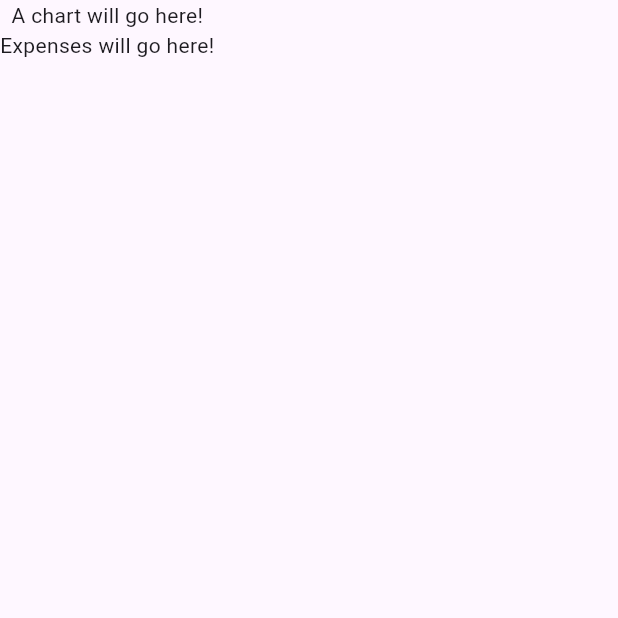
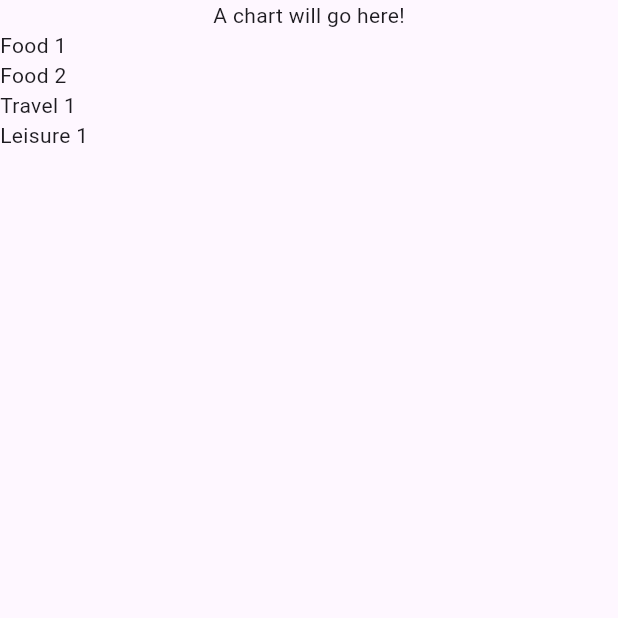
Before and after one commit to curtis-clement/flutter_expense_tracker, a Flutter app: the screen it shows after launch, on a phone screen of 412 x 824 dp, the top half of it. Run offline on Flutter 3.47's test engine with Material 3 defaults, Android fonts, the phone set to English and light mode, and no system bars.

Commit message:
add expenses list component and dummy data and render on page

```diff
--- a/lib/expenses.dart
+++ b/lib/expenses.dart
@@ -1,7 +1,9 @@
 import 'package:flutter/material.dart';
+import 'package:expense_tracker_app/expenses_list.dart';
+import 'package:expense_tracker_app/models/expense.model.dart';
 
 class Expenses extends StatefulWidget {
-  const Expenses({super.key});
+  const Expenses({ super.key });
 
   @override
   State<Expenses> createState() {
@@ -10,13 +12,22 @@ class Expenses extends StatefulWidget {
 }
 
 class _ExpensesState extends State<Expenses> {
+  final List<Expense> _expenses = [
+    Expense(title: 'Food 1', amount: 14.99, date: DateTime.now(), category: Category.food),
+    Expense(title: 'Food 2', amount: 19.99, date: DateTime.now(), category: Category.food),
+    Expense(title: 'Travel 1', amount: 99.99, date: DateTime.now(), category: Category.travel),
+    Expense(title: 'Leisure 1', amount: 49.99, date: DateTime.now(), category: Category.leisure),
+  ];
+
   @override
   Widget build(BuildContext context) {
-    return const Scaffold(
+    return Scaffold(
       body: Column(
         children: [
-          Text('A chart will go here!'),
-          Text('Expenses will go here!'),
+          const Text('A chart will go here!'),
+          Expanded(
+            child: ExpensesList(expensesList: _expenses),
+          ),
         ],
       ),
     );
--- /dev/null
+++ b/lib/expenses_list.dart
@@ -0,0 +1,15 @@
+import 'package:flutter/material.dart';
+import 'package:expense_tracker_app/models/expense.model.dart';
+
+class ExpensesList extends StatelessWidget {
+  const ExpensesList({ super.key, required this.expensesList });
+
+  final List<Expense> expensesList;
+
+  @override
+  Widget build(BuildContext context) {
+    return ListView.builder(itemCount: expensesList.length, itemBuilder: (context, index) {
+      return Text(expensesList[index].title);
+    });
+  }
+}
--- a/lib/models/expense.model.dart
+++ b/lib/models/expense.model.dart
@@ -1,16 +1,20 @@
 import 'package:uuid/uuid.dart';
 
 const uuid = Uuid();
+
+enum Category { food, travel, leisure, work }
 
 class Expense {
   Expense({
     required this.title,
     required this.amount,
     required this.date,
+    required this.category,
   }) : id = uuid.v4();
 
   final String id;
   final String title;
   final double amount;
   final DateTime date;
+  final Category category;
 }
```
